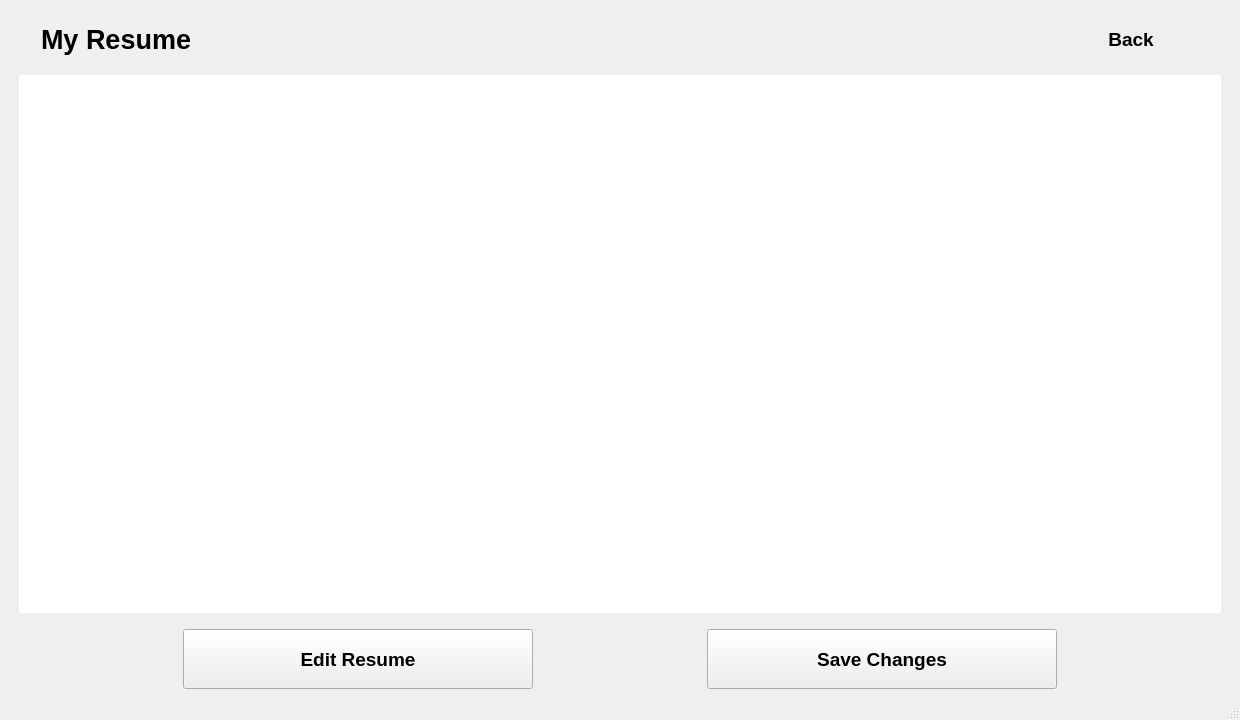
Before: the Qt Designer form ui/student_resume.ui in IvnGenza/EasyJob_39, drawn with Qt 5.
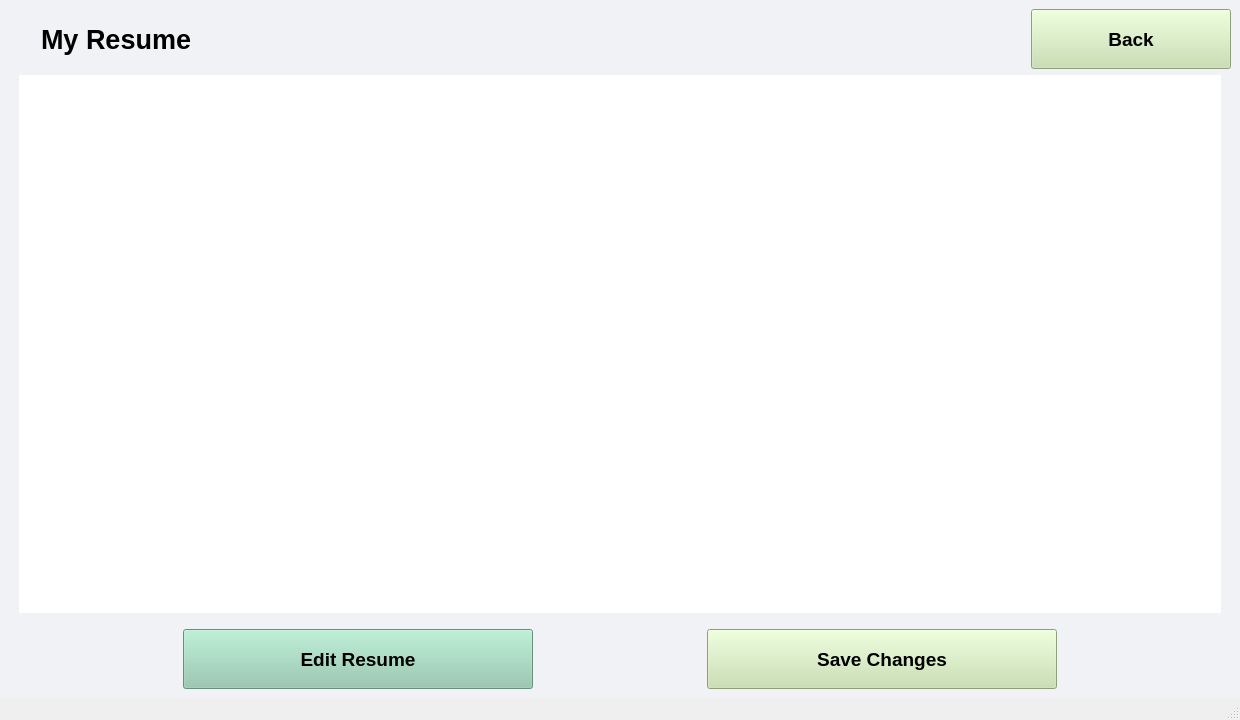
After: the same form once the commit is applied.

Patch:
```diff
--- a/ui/student_resume.ui
+++ b/ui/student_resume.ui
@@ -26,6 +26,9 @@
    <string>MainWindow</string>
   </property>
   <widget class="QWidget" name="centralwidget">
+   <property name="styleSheet">
+    <string notr="true">background-color:#F0F2F5;</string>
+   </property>
    <layout class="QVBoxLayout" name="verticalLayout_2">
     <item>
      <layout class="QVBoxLayout" name="verticalLayout">
@@ -85,11 +88,15 @@
           <property name="cursor">
            <cursorShape>PointingHandCursor</cursorShape>
           </property>
+          <property name="styleSheet">
+           <string notr="true">background-color:#C4DFAA;
+</string>
+          </property>
           <property name="text">
            <string>Back</string>
           </property>
           <property name="flat">
-           <bool>true</bool>
+           <bool>false</bool>
           </property>
          </widget>
         </item>
@@ -112,7 +119,8 @@
            <cursorShape>IBeamCursor</cursorShape>
           </property>
           <property name="styleSheet">
-           <string notr="true">font:20px;</string>
+           <string notr="true">font:20px;
+background-color:white;</string>
           </property>
           <property name="frameShape">
            <enum>QFrame::NoFrame</enum>
@@ -178,6 +186,10 @@
           <property name="cursor">
            <cursorShape>PointingHandCursor</cursorShape>
           </property>
+          <property name="styleSheet">
+           <string notr="true">background-color:#90C8AC;
+</string>
+          </property>
           <property name="text">
            <string>Edit Resume</string>
           </property>
@@ -207,6 +219,10 @@
           <property name="cursor">
            <cursorShape>PointingHandCursor</cursorShape>
           </property>
+          <property name="styleSheet">
+           <string notr="true">background-color:#C4DFAA;
+</string>
+          </property>
           <property name="text">
            <string>Save Changes</string>
           </property>
```
